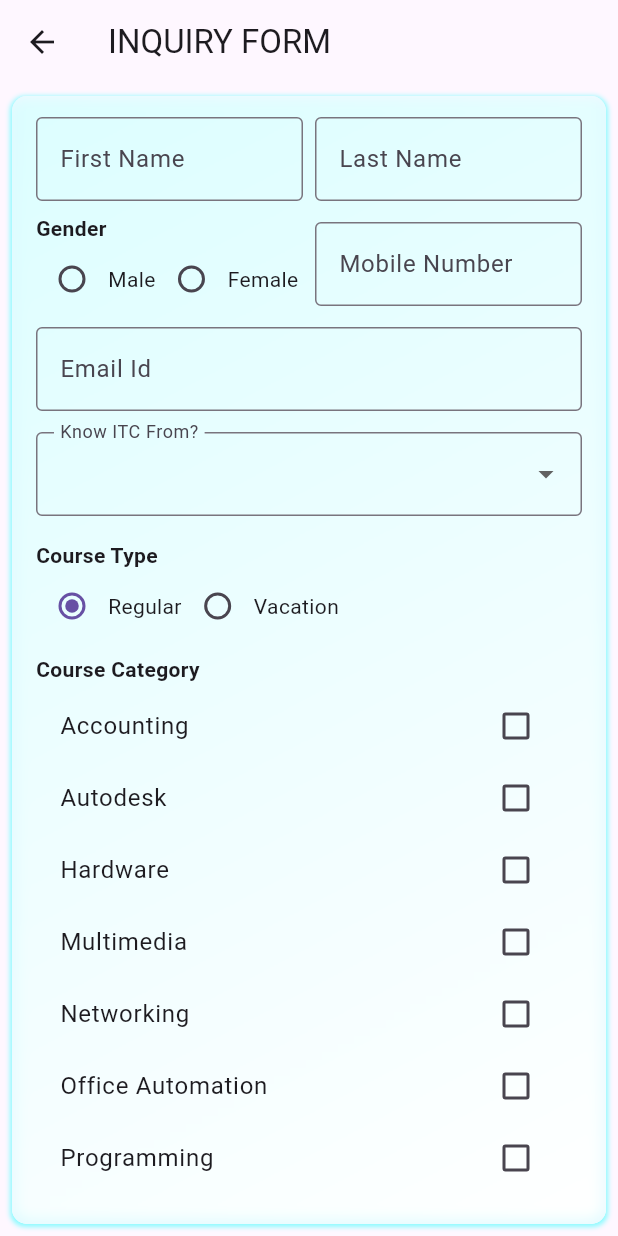
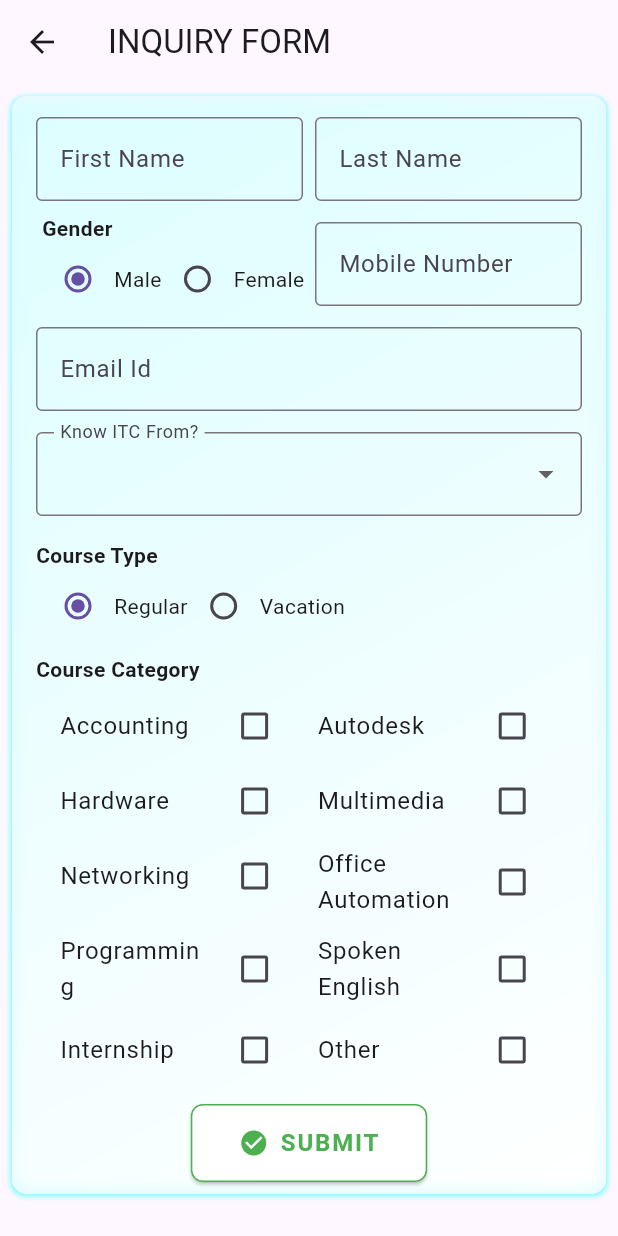
Before and after one commit to rathod009/ITC_APP, a Flutter app: the GuestInquiryForm screen opened by its route, on a phone screen of 412 x 824 dp. Run offline on Flutter 3.47's test engine with Material 3 defaults, Android fonts, the phone set to English and light mode, and no system bars; our stand-ins replace equatable, flutter_dotenv, fpdart, get, get_it, logger and 1 more; accounts and stored records are empty.

Commit message:
Initial commit

```diff
--- a/lib/src/features/authentication/views/courses_view.dart
+++ b/lib/src/features/authentication/views/courses_view.dart
@@ -56,20 +56,15 @@ class CoursesView extends StatelessWidget {
   static const List<String> allCourseImageAssets = [
     'assets/images/accounting.png',
     'assets/images/artificial.webp',
-    'assets/images/other.png', // 'assets/images/autodesk.png',
+    'assets/images/autodesk.png',
     'assets/images/ethical_hacking.jpg',
     'assets/images/hardware.jpg',
     'assets/images/multimedia.png',
     'assets/images/networking.png',
     'assets/images/data_analytics.png',
     'assets/images/programming.png',
-    // 'assets/images/english.png',
-    // 'assets/images/internship.png',
-    // 'assets/images/other.png',
-    // 'assets/images/other.png',
-    // 'assets/images/other.png',
-    'assets/images/other.png',
-    'assets/images/other.png',
+    'assets/images/spoken_english.png',
+    'assets/images/internship.jpg',
     'assets/images/other.png',
   ];
 
--- a/lib/src/features/authentication/views/guest_inquiry_form.dart
+++ b/lib/src/features/authentication/views/guest_inquiry_form.dart
@@ -19,7 +19,7 @@ class _GuestInquiryFormState extends State<GuestInquiryForm> {
   String fName = '';
   String lName = '';
   String fullName = '';
-  String gender = '';
+  String gender = 'Male';
   String mobile = '';
   String email = '';
   String knowITCFrom = '';
@@ -77,7 +77,10 @@ static const List<String> vacationCourseCategories = [
 ];
 
   Future<void> _submitForm() async {
-  if (_formKey.currentState!.validate()) {
+  bool formIsValid = _formKey.currentState!.validate();
+  bool courseCategoryIsValid = validateCourseCategory(interestedCoursesCategory) == null;
+
+  if (formIsValid && courseCategoryIsValid) {
     inquiryDate = DateFormat('yyyy-MM-dd HH:mm:ss').format(DateTime.now());
 
     try {
@@ -105,21 +108,20 @@ static const List<String> vacationCourseCategories = [
           if (decodedResponse['status'] == 'success') {
             _formKey.currentState!.reset();
             interestedCoursesCategory = [];
-            if(localContext.mounted){
+            if (localContext.mounted) {
               ScaffoldMessenger.of(localContext).showSnackBar(
                 const SnackBar(content: Text('Inquiry Submitted Successfully!')),
               );
             }
-
           } else {
-            if (localContext.mounted){
+            if (localContext.mounted) {
               ScaffoldMessenger.of(localContext).showSnackBar(
                 SnackBar(content: Text(decodedResponse['message'])),
               );
             }
           }
         } else {
-          if (localContext.mounted){
+          if (localContext.mounted) {
             ScaffoldMessenger.of(localContext).showSnackBar(
               const SnackBar(content: Text('Error submitting inquiry.')),
             );
@@ -127,15 +129,14 @@ static const List<String> vacationCourseCategories = [
         }
       }
     } catch (e) {
-      if (mounted){
+      if (mounted) {
         final localContext = context;
-        if(localContext.mounted){
+        if (localContext.mounted) {
           ScaffoldMessenger.of(localContext).showSnackBar(
             SnackBar(content: Text('An error occurred: $e')),
           );
         }
       }
-
     }
   } else {
     setState(() {});
@@ -143,12 +144,12 @@ static const List<String> vacationCourseCategories = [
 }
 
 // Gender Validation Function
-String? _validateGender(String? value) {
-  if (value == null || value.isEmpty) {
-    return 'Select a Gender';
-  }
-  return null;
-}
+// String? _validateGender(String? value) {
+//   if (value == null || value.isEmpty) {
+//     return 'Select a Gender';
+//   }
+//   return null;
+// }
 
 // // Checkbox Validation Function - Course Category
 //   String? validateCourseCategory(List<String>? value) {
@@ -182,9 +183,9 @@ void fetchCourses(String type) {
 String? validateCourseCategory(List<String>? value) {
   if (value == null || value.isEmpty) {
     setState(() {
-      formError = "Please select at least one course category.";
+      formError = "Please select at least one course category";
     });
-    return "Please select at least one course category.";
+    return "Please select at least one course category";
   }
   setState(() {
     formError = null;
@@ -252,12 +253,16 @@ String? validateCourseCategory(List<String>? value) {
                     // Gender
                     Expanded(
                                 flex: 2,
-                      child:  FormField<String>( // Gender Radio Buttons
+                                child: FormField<String>(
+                                  // Gender Radio Buttons
                                   builder: (FormFieldState<String> state) {
                                     return Column(
-                          crossAxisAlignment: CrossAxisAlignment.start,
+                                      crossAxisAlignment:
+                                          CrossAxisAlignment.start,
                                       children: [
-                            buildRadioButtons(
+                                        Padding(
+                                          padding: const EdgeInsets.fromLTRB(4, 0, 0, 0),
+                                          child: buildRadioButtons(
                                             "Gender",
                                             ['Male', 'Female'],
                                             (value) {
@@ -266,22 +271,25 @@ String? validateCourseCategory(List<String>? value) {
                                                 state.didChange(value);
                                               });
                                             },
-                              gender,
-                            ),
-                            if (state.hasError) // Display error directly from state
-                            Padding(
-                              padding: const EdgeInsets.fromLTRB(12, 0, 0, 0),
-                              child: Text(
-                                state.errorText!,
-                                style: const TextStyle( // Consistent error styling
-                                color: Colors.red,
-                                fontSize: 11, // Match the size in the TextFormField
+                                            gender, // Use the state variable
                                           ),
                                         ),
-                          ),
-                        ],);
+                                        // if (state.hasError)
+                                        //   Padding(
+                                        //     padding: const EdgeInsets.fromLTRB(
+                                        //         12, 0, 0, 0),
+                                        //     child: Text(
+                                        //       state.errorText!,
+                                        //       style: const TextStyle(
+                                        //         color: Colors.red,
+                                        //         fontSize: 11,
+                                        //       ),
+                                        //     ),
+                                        //   ),
+                                      ],
+                                    );
                                   },
-                      validator: _validateGender,
+                                  // validator: _validateGender,
                                 ),
                               ),
                     const SizedBox(width: 8),
@@ -322,7 +330,9 @@ String? validateCourseCategory(List<String>? value) {
                         const Text("Course Type", style: TextStyle(fontWeight: FontWeight.bold)),
                         Row(
                           children: [
-                            Radio<String>(
+                            Padding(
+                              padding: const EdgeInsets.fromLTRB(4, 0, 0, 0),
+                              child: Radio<String>(
                                 value: 'regular',
                                 groupValue: courseType,
                                 onChanged: (value) {
@@ -333,6 +343,7 @@ String? validateCourseCategory(List<String>? value) {
                                     });
                                   }
                                 },
+                              ),
                             ),
                             const Text('Regular'),
                             Radio<String>(
@@ -353,12 +364,12 @@ String? validateCourseCategory(List<String>? value) {
                         const SizedBox(height: 8),
                         const Text("Course Category", style: TextStyle(fontWeight: FontWeight.bold)),
                         Wrap(
-                          spacing: -4.0,
-                          runSpacing: -8.0,
+                          spacing: -18.0,
+                          runSpacing: -6.0,
                           children: displayedCourses.map((course) {
                             return SizedBox(
                               key: ValueKey(course),
-                              width: MediaQuery.of(context).size.width / 1 - 0,
+                              width: MediaQuery.of(context).size.width / 2.16 - 1,
                               child: CheckboxListTile(
                                 title: Text(course),
                                 value: interestedCoursesCategory.contains(course),
@@ -379,12 +390,12 @@ String? validateCourseCategory(List<String>? value) {
                           ),
                           if (formError != null)
                           Padding(
-                            padding: const EdgeInsets.fromLTRB(12, 0, 0, 0),
+                            padding: const EdgeInsets.fromLTRB(16, 0, 0, 0),
                             child: Text(
                               formError!,
                               style: const TextStyle(
                                 color: Colors.red,
-                                fontSize: 11,
+                                fontSize: 12,
                               ),
                             ),
                           ),
@@ -392,7 +403,7 @@ String? validateCourseCategory(List<String>? value) {
                       ),
                     ),
                     Center(
-                      child: ElevatedButton(
+  child: ElevatedButton.icon(
     onPressed: _submitForm,
     style: ElevatedButton.styleFrom(
       backgroundColor: Colors.white,
@@ -408,7 +419,12 @@ String? validateCourseCategory(List<String>? value) {
         side: const BorderSide(color: Colors.green),
       ),
     ),
-                        child: const Text("SUBMIT"),
+    icon: const Icon(
+      Icons.check_circle, // Or any other suitable icon
+      color: Colors.green,
+      size: 20,
+    ),
+    label: const Text("SUBMIT"),
   ),
 ),
                             ],
--- a/pubspec.yaml
+++ b/pubspec.yaml
@@ -35,13 +35,16 @@ flutter:
     - assets/images/quiz.png
     - assets/images/study.png
     - assets/images/other.png
+    - assets/images/other.png
     - assets/images/course.png
     - assets/images/lecture.png
     - assets/images/batches.png
     - assets/images/project.png
     - assets/images/seminar.png
+    - assets/images/autodesk.png
     - assets/images/hardware.jpg
     - assets/images/insights.png
+    - assets/images/internship.jpg
     - assets/images/networking.png
     - assets/images/accounting.png
     - assets/images/multimedia.png
@@ -53,6 +56,7 @@ flutter:
     - assets/images/examination.png
     - assets/images/student_list.png
     - assets/images/data_analytics.png
+    - assets/images/spoken_english.png
     - assets/images/ethical_hacking.jpg
 
     - assets/user_credentials.json
```
Also changed, not shown: assets/images/autodesk.png (added), assets/images/internship.jpg (added), assets/images/other.png, assets/images/spoken_english.png (added). Lines whose indentation alone changed are shown as unchanged.
